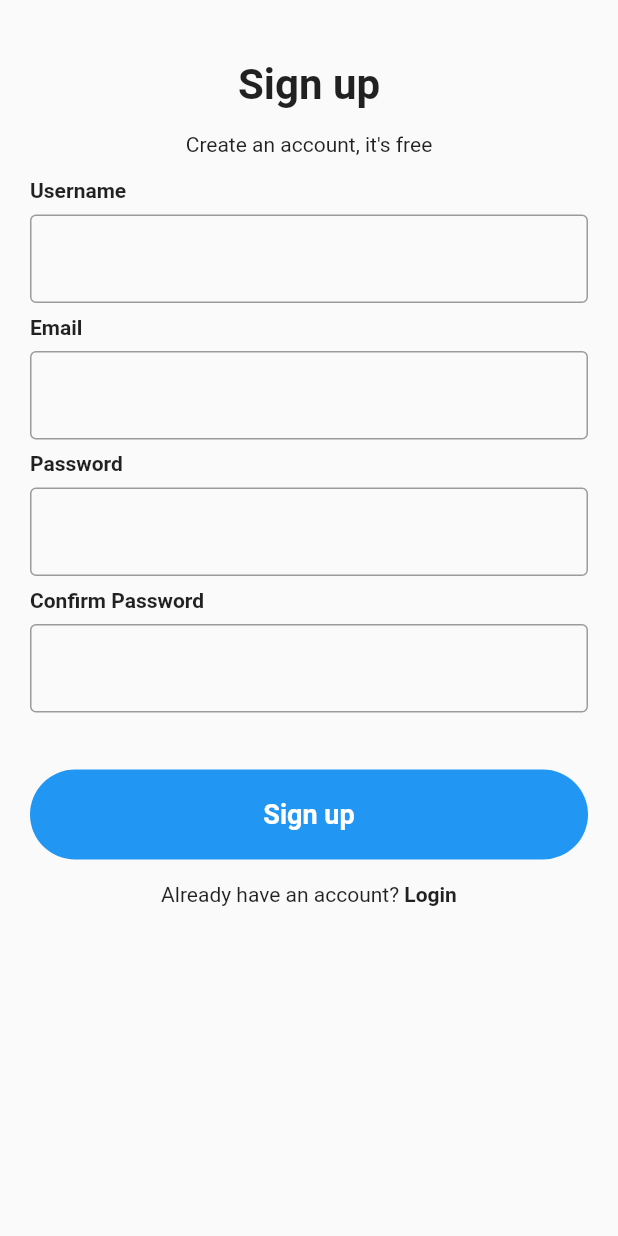
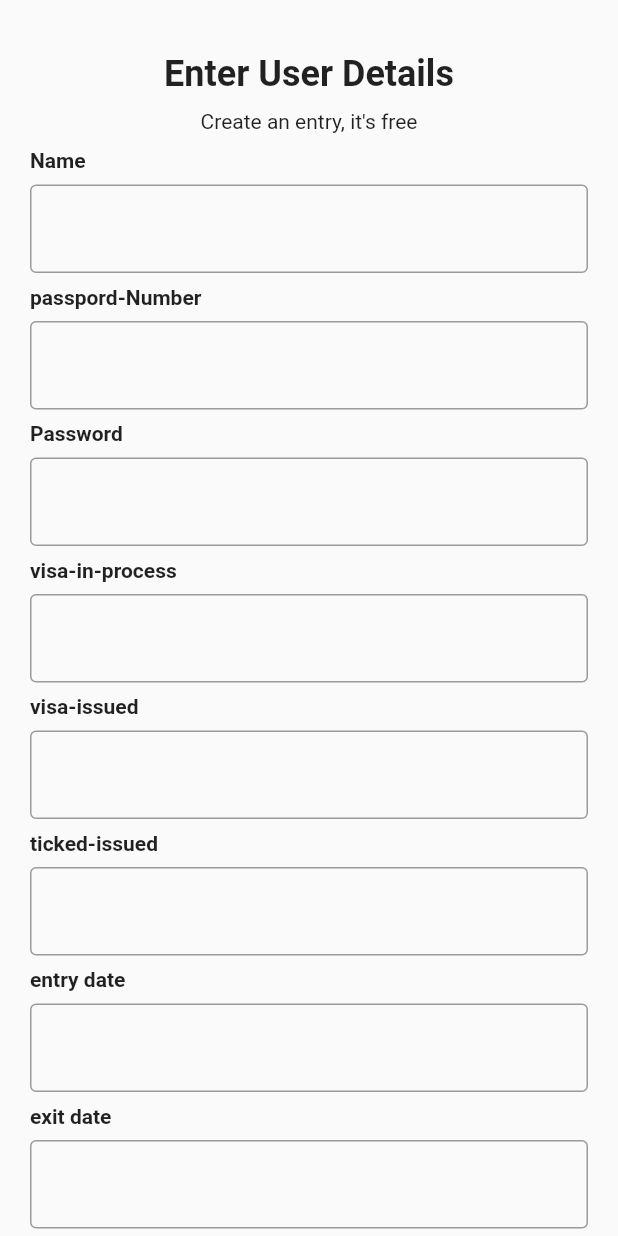
Before and after one commit to aftab998/signup_ui, a Flutter app: the signup screen opened directly, after a tap on "Sign up", on a phone screen of 412 x 824 dp. Run offline on Flutter 3.47's test engine with Material 2 defaults, Android fonts, the phone set to English and light mode, and no system bars.

Commit message:
second commit

```diff
--- /dev/null
+++ b/lib/screens/detail.dart
@@ -0,0 +1,72 @@
+import 'package:flutter/material.dart';
+import 'package:signui2/screens/textfield.dart';
+import 'login.dart';
+
+class detail extends StatefulWidget {
+  detail({Key? key}) : super(key: key);
+
+  @override
+  State<detail> createState() => _detailState();
+}
+
+class _detailState extends State<detail> {
+  @override
+  Widget build(BuildContext context) {
+    return  Scaffold(
+      body:SafeArea(child: SingleChildScrollView(
+        child:Padding(
+          padding: const EdgeInsets.all(20.0),
+          child: Column(
+            mainAxisAlignment: MainAxisAlignment.center,
+            crossAxisAlignment: CrossAxisAlignment.start,
+            children: [
+              SizedBox(height:15),
+              Center(child: Text("Enter User Details",style:TextStyle(fontWeight: FontWeight.bold,fontSize: 24),),),
+              SizedBox(height:10),
+              Center(child:Text("Create an entry, it's free"),),
+              SizedBox(height:10),
+              Text("Name",style:TextStyle(fontWeight:FontWeight.bold)),
+              textfield(),
+              Text("passpord-Number",style:TextStyle(fontWeight:FontWeight.bold)),
+              textfield(),
+              Text("Password",style:TextStyle(fontWeight:FontWeight.bold)),
+              textfield(),
+              Text("visa-in-process",style:TextStyle(fontWeight:FontWeight.bold)),
+              textfield(),
+              Text("visa-issued",style:TextStyle(fontWeight:FontWeight.bold)),
+              textfield(),
+              Text("ticked-issued",style:TextStyle(fontWeight:FontWeight.bold)),
+              textfield(),
+              Text("entry date",style:TextStyle(fontWeight:FontWeight.bold)),
+              textfield(),
+              Text("exit date",style:TextStyle(fontWeight:FontWeight.bold)),
+              textfield(),
+              Text("party",style:TextStyle(fontWeight:FontWeight.bold)),
+              textfield(),
+              Text("vendor",style:TextStyle(fontWeight:FontWeight.bold)),
+              textfield(),
+              Text("comments",style:TextStyle(fontWeight:FontWeight.bold)),
+              textfield(),
+              SizedBox(height:15),
+              GestureDetector(
+                onTap:(){
+                  //Navigator.push(context, MaterialPageRoute(builder: (context)=>signup()));
+
+                },
+                child: Container(
+                  width: double.infinity,
+                  height: 60,
+                  decoration: BoxDecoration(
+                    color:Colors.blue,
+                    borderRadius: BorderRadius.circular(30),
+                  ),
+                  child:Center(child: const Text("submit", style:TextStyle(fontSize:18,fontWeight:FontWeight.bold,color:Colors.white),)),
+                ),
+              ),
+
+            ],),
+        ),
+      )),
+    );
+  }
+}
--- a/lib/screens/signup.dart
+++ b/lib/screens/signup.dart
@@ -1,6 +1,7 @@
 import 'package:flutter/material.dart';
 import 'package:signui2/screens/textfield.dart';
 
+import 'detail.dart';
 import 'login.dart';
 
 class signup extends StatefulWidget {
@@ -37,7 +38,7 @@ class _signupState extends State<signup> {
               SizedBox(height:30),
             GestureDetector(
               onTap:(){
-                Navigator.push(context, MaterialPageRoute(builder: (context)=>signup()));
+                Navigator.push(context, MaterialPageRoute(builder: (context)=>detail()));
 
               },
               child: Container(
```
